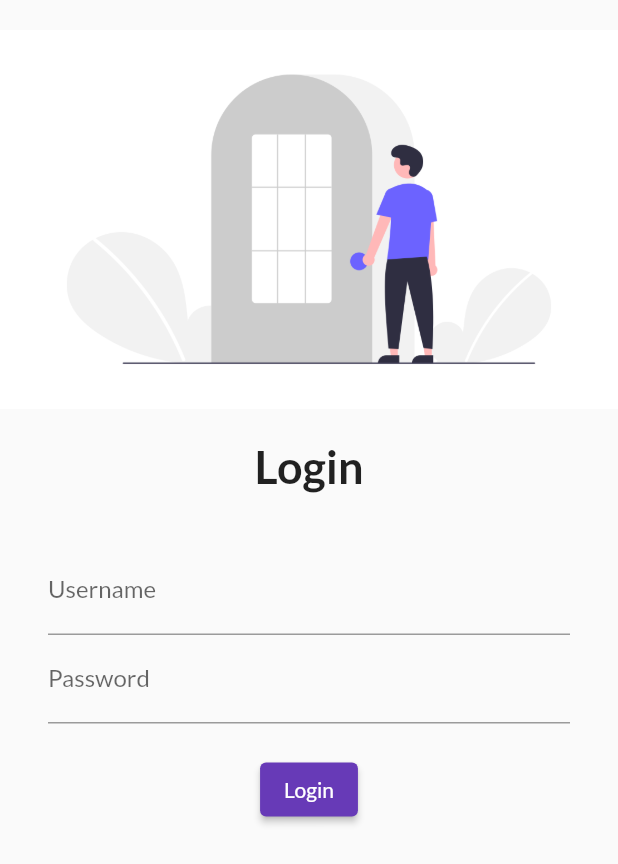
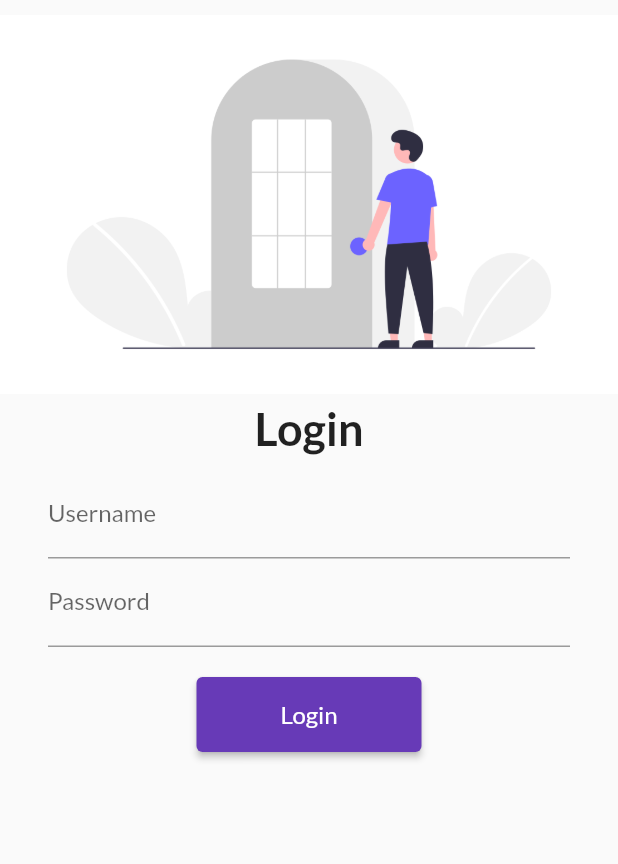
Before and after one commit to alihaidersiddique/FlutterCatlog, a Flutter app: the screen it shows after launch, on a phone screen of 412 x 824 dp. Shown: the top 864 px of the screen. Run offline on Flutter 3.47's test engine with Material 2 defaults, Android fonts, the phone set to English and light mode, and no system bars; our stand-ins replace google_fonts.

Commit message:
Day 5 Completed

```diff
--- a/lib/main.dart
+++ b/lib/main.dart
@@ -2,6 +2,7 @@ import 'package:flutter/material.dart';
 import 'package:flutter_catalog/pages/login_page.dart';
 import 'package:google_fonts/google_fonts.dart';
 import 'pages/home_page.dart';
+import 'utils/routes.dart';
 
 void main() {
   runApp(MyApp());
@@ -19,8 +20,11 @@ class MyApp extends StatelessWidget {
           primarySwatch: Colors.deepPurple,
           fontFamily: GoogleFonts.lato().fontFamily),
       darkTheme: ThemeData(brightness: Brightness.dark),
-      initialRoute: "/",
-      routes: {"/": (context) => LoginPage(), "/home": (context) => HomePage()},
+      routes: {
+        "/": (context) => LoginPage(),
+        MyRoutes.homeRoute: (context) => HomePage(),
+        MyRoutes.loginRoute: (context) => LoginPage(),
+      },
     );
   }
 }
--- a/lib/pages/login_page.dart
+++ b/lib/pages/login_page.dart
@@ -1,27 +1,33 @@
 import 'package:flutter/material.dart';
+import 'package:flutter_catalog/utils/routes.dart';
 
 class LoginPage extends StatelessWidget {
   @override
   Widget build(BuildContext context) {
     return Material(
+        child: SingleChildScrollView(
       child: Column(
         children: [
           Padding(
-          padding: const EdgeInsets.only(top: 20),
-          child: Image.asset("assets/images/login_img.png", fit: BoxFit.cover),
+            padding: const EdgeInsets.only(top: 10),
+            child: Image.asset(
+              "assets/images/login_img.png",
+              fit: BoxFit.cover,
+            ),
           ),
           SizedBox(
-          height: 20.0,
+            height: 5.0,
           ),
           Text(
             'Login',
             style: TextStyle(fontSize: 30, fontWeight: FontWeight.bold),
           ),
           SizedBox(
-          height: 20.0,
+            height: 10.0,
           ),
           Padding(
-          padding: const EdgeInsets.symmetric(vertical: 16.0, horizontal: 32.0),
+            padding:
+                const EdgeInsets.symmetric(vertical: 0.0, horizontal: 32.0),
             child: Column(
               children: [
                 TextFormField(
@@ -40,13 +46,19 @@ class LoginPage extends StatelessWidget {
                 ),
                 ElevatedButton(
                   onPressed: () {
-                    print('hello world');
+                    Navigator.pushNamed(context, MyRoutes.homeRoute);
                   },
-                  child: Text("Login"))
+                  child: Text(
+                    "Login",
+                    style: TextStyle(fontSize: 16),
+                  ),
+                  style: TextButton.styleFrom(minimumSize: Size(150, 50)),
+                )
               ],
             ),
           )
         ],
+      ),
     ));
   }
 }
--- /dev/null
+++ b/lib/utils/routes.dart
@@ -0,0 +1,4 @@
+class MyRoutes {
+  static String homeRoute = '/home';
+  static String loginRoute = '/login';
+}
```
Lines whose indentation alone changed are shown as unchanged.
